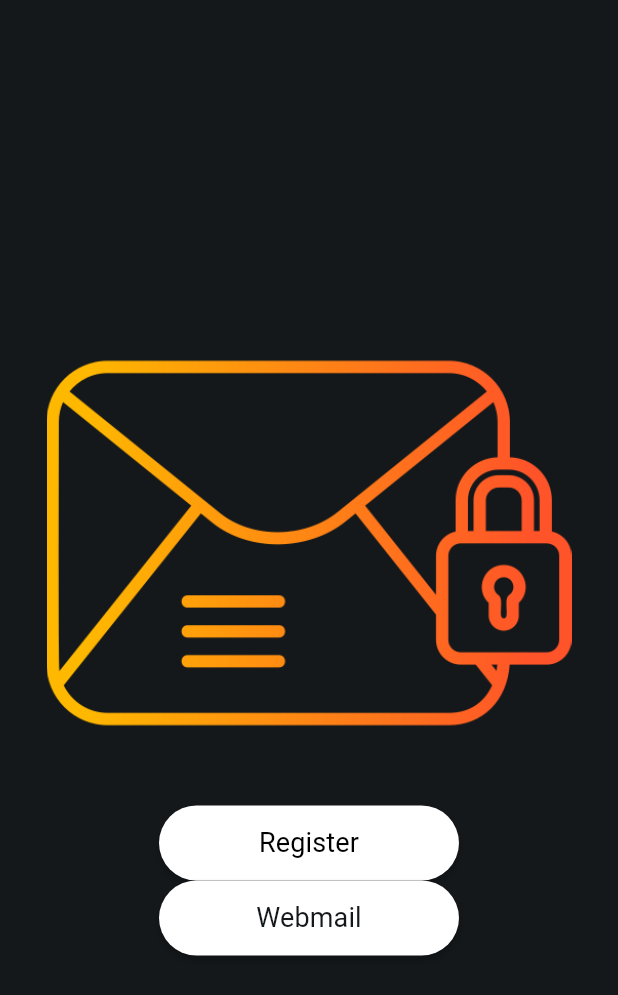
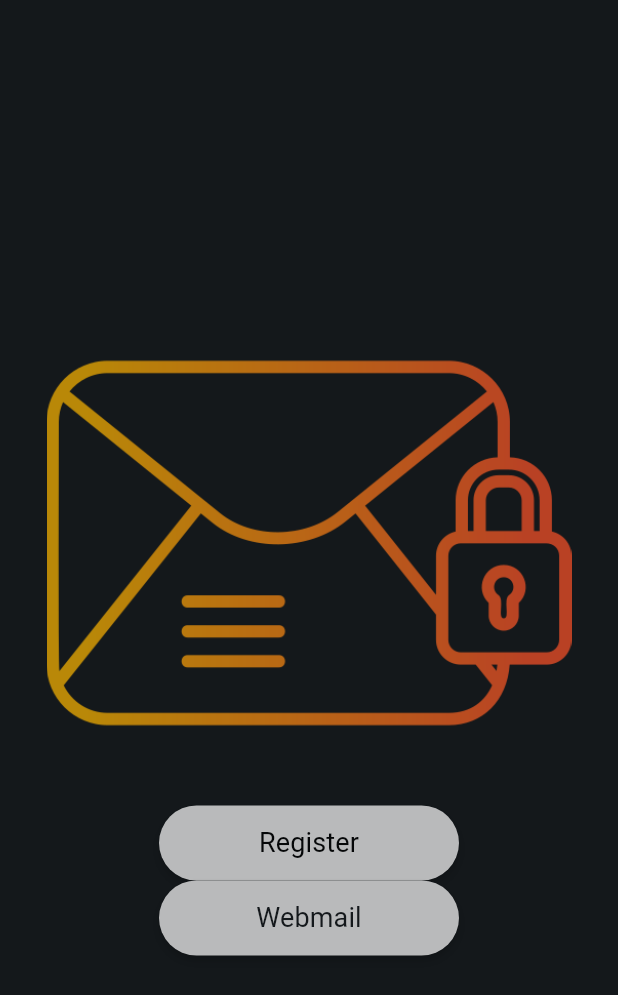
Before and after one commit to o2Cloud-fr/App-iLockMail, a Flutter app: the screen it shows after launch, on a phone screen of 412 x 824 dp. Shown: the top 995 px of the screen. Run offline on Flutter 3.47's test engine with Material 3 defaults, Android fonts, the phone set to English and light mode, and no system bars; drawn by our look-alikes of auto_size_text; our stand-ins replace file_picker, font_awesome_flutter, from_css_color, go_router, google_fonts, page_transition and 3 more; missing offline and left inert: json_path, webview_flutter_android, webviewx_plus; Roboto replaces fonts that are missing (Readex Pro).

Commit message:
Updating to latest App iLockMail output.

```diff
--- a/lib/home/home_widget.dart
+++ b/lib/home/home_widget.dart
@@ -53,6 +53,8 @@ class _HomeWidgetState extends State<HomeWidget> {
         backgroundColor: FlutterFlowTheme.of(context).primaryText,
         body: SafeArea(
           top: true,
+          child: Opacity(
+            opacity: 0.7,
             child: Column(
               mainAxisSize: MainAxisSize.max,
               mainAxisAlignment: MainAxisAlignment.center,
@@ -79,7 +81,8 @@ class _HomeWidgetState extends State<HomeWidget> {
                     iconPadding:
                         const EdgeInsetsDirectional.fromSTEB(0.0, 0.0, 0.0, 0.0),
                     color: Colors.white,
-                  textStyle: FlutterFlowTheme.of(context).titleMedium.override(
+                    textStyle:
+                        FlutterFlowTheme.of(context).titleMedium.override(
                               fontFamily: 'Readex Pro',
                               color: Colors.black,
                             ),
@@ -97,7 +100,8 @@ class _HomeWidgetState extends State<HomeWidget> {
                     options: FFButtonOptions(
                       width: 200.0,
                       height: 50.0,
-                    padding: const EdgeInsetsDirectional.fromSTEB(0.0, 0.0, 0.0, 0.0),
+                      padding:
+                          const EdgeInsetsDirectional.fromSTEB(0.0, 0.0, 0.0, 0.0),
                       iconPadding:
                           const EdgeInsetsDirectional.fromSTEB(0.0, 0.0, 0.0, 0.0),
                       color: Colors.white,
@@ -115,6 +119,7 @@ class _HomeWidgetState extends State<HomeWidget> {
             ),
           ),
         ),
+      ),
     );
   }
 }
--- a/lib/pages/register/register_widget.dart
+++ b/lib/pages/register/register_widget.dart
@@ -52,14 +52,16 @@ class _RegisterWidgetState extends State<RegisterWidget> {
         key: scaffoldKey,
         backgroundColor: FlutterFlowTheme.of(context).primaryBackground,
         appBar: AppBar(
-          backgroundColor: FlutterFlowTheme.of(context).primary,
+          backgroundColor: FlutterFlowTheme.of(context).primaryText,
           automaticallyImplyLeading: false,
           title: Text(
             'Inscription',
+            textAlign: TextAlign.center,
             style: FlutterFlowTheme.of(context).headlineMedium.override(
                   fontFamily: 'Outfit',
                   color: Colors.white,
                   fontSize: 22.0,
+                  fontWeight: FontWeight.normal,
                 ),
           ),
           actions: const [],
--- a/lib/pages/webmail/webmail_widget.dart
+++ b/lib/pages/webmail/webmail_widget.dart
@@ -52,7 +52,7 @@ class _WebmailWidgetState extends State<WebmailWidget> {
         key: scaffoldKey,
         backgroundColor: FlutterFlowTheme.of(context).primaryBackground,
         appBar: AppBar(
-          backgroundColor: FlutterFlowTheme.of(context).primary,
+          backgroundColor: FlutterFlowTheme.of(context).primaryText,
           automaticallyImplyLeading: false,
           title: Text(
             'Webmail',
```
Lines whose indentation alone changed are shown as unchanged.
